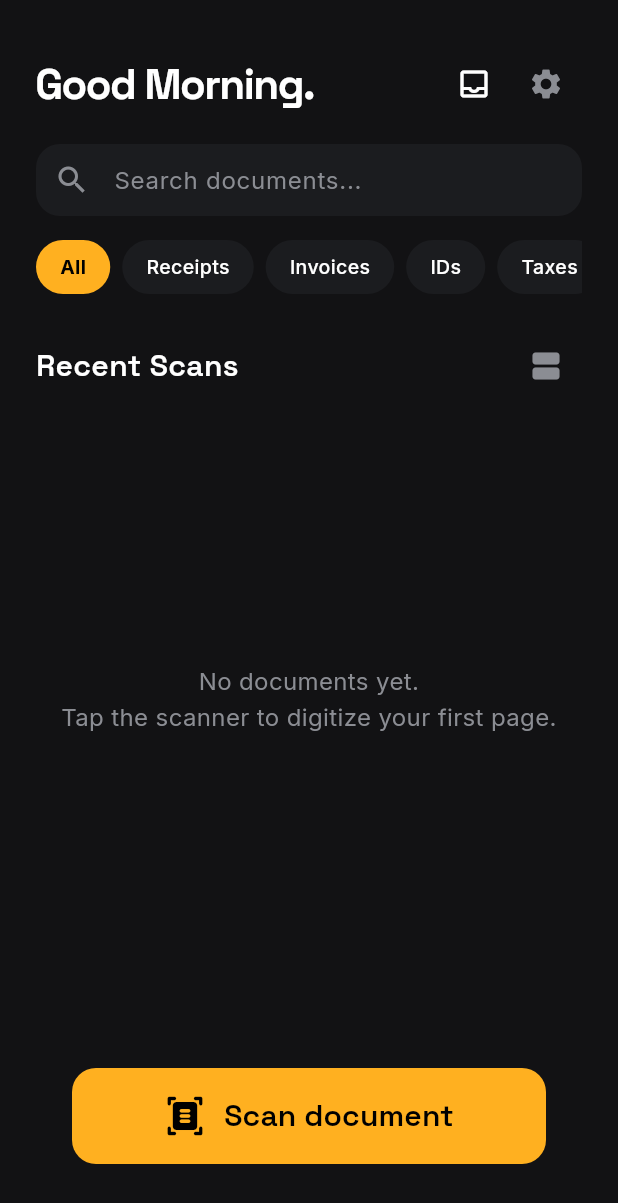
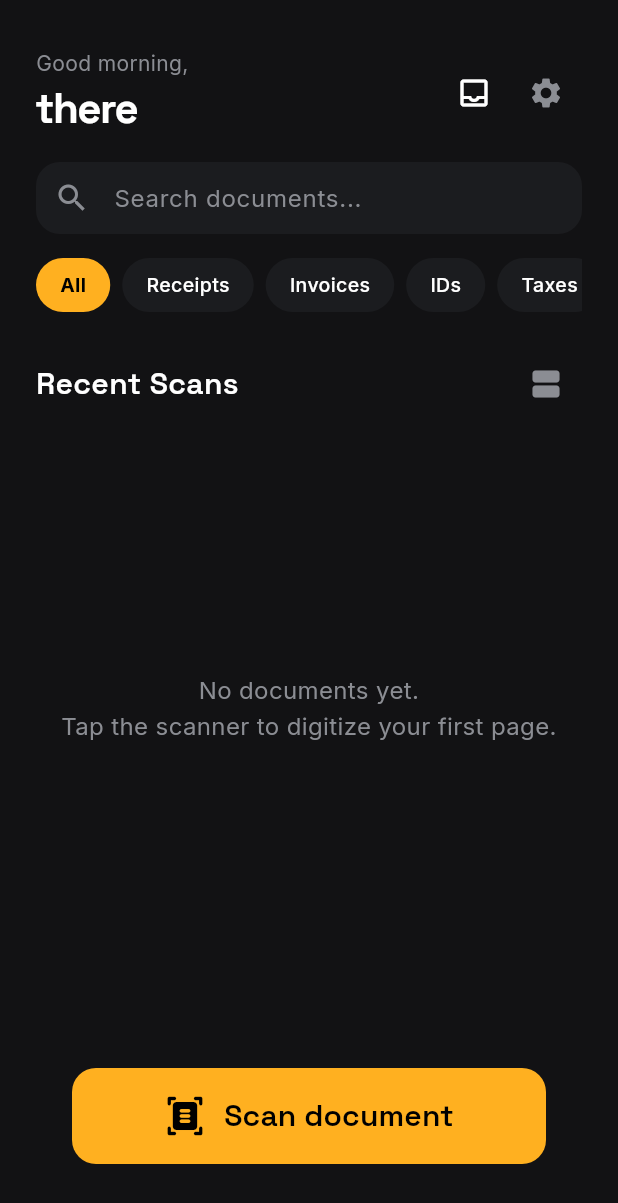
Before and after one commit to Allrounder687/IT-SCANS, a Flutter app: the screen it shows after launch, on a phone screen of 412 x 824 dp. Shown: the top 1203 px of the screen. Run offline on Flutter 3.47's test engine with Material 3 defaults, Android fonts, the phone set to English and light mode, and no system bars; our stand-ins replace cloud_firestore, file_picker, firebase_auth, firebase_core, google_fonts, google_mobile_ads and 12 more; missing offline and left inert: extension_google_sign_in_as_googleapis_auth, flutter_doc_scanner, flutter_pdfview, google_mlkit_text_recognition, googleapis, pdfx; accounts and stored records are empty; network calls fail.

Commit message:
style(ui): update greeting layout to show greeting and name on separate lines

```diff
--- a/lib/screens/home/home_screen.dart
+++ b/lib/screens/home/home_screen.dart
@@ -186,22 +186,15 @@ class _HomeScreenState extends State<HomeScreen> {
     super.dispose();
   }
 
-  String _getGreeting(String? name) {
+  String _getGreeting() {
     final hour = DateTime.now().hour;
-    String greeting;
     if (hour < 12) {
-      greeting = 'Good Morning';
+      return 'Good morning,';
     } else if (hour < 17) {
-      greeting = 'Good Afternoon';
+      return 'Good afternoon,';
     } else {
-      greeting = 'Good Evening';
+      return 'Good evening,';
     }
-
-    if (name != null && name.isNotEmpty) {
-      final firstName = name.split(' ').first;
-      return '$greeting, $firstName.';
-    }
-    return '$greeting.';
   }
 
   Future<void> _startScan() async {
@@ -656,8 +649,21 @@ class _HomeScreenState extends State<HomeScreen> {
                   Expanded(
                     child: Consumer<AuthProvider>(
                       builder: (context, auth, child) {
-                        return Text(
-                          _getGreeting(auth.currentUser?.displayName),
+                        final name = auth.currentUser?.displayName;
+                        final firstName = (name != null && name.isNotEmpty) ? name.split(' ').first : 'there';
+
+                        return Column(
+                          crossAxisAlignment: CrossAxisAlignment.start,
+                          children: [
+                            Text(
+                              _getGreeting(),
+                              style: GoogleFonts.inter(
+                                fontSize: 14,
+                                color: appTextMuted,
+                              ),
+                            ),
+                            Text(
+                              firstName,
                               style: GoogleFonts.spaceGrotesk(
                                 fontSize: 28,
                                 fontWeight: FontWeight.bold,
@@ -666,6 +672,8 @@ class _HomeScreenState extends State<HomeScreen> {
                               ),
                               maxLines: 1,
                               overflow: TextOverflow.ellipsis,
+                            ),
+                          ],
                         );
                       },
                     ),
```
Lines whose indentation alone changed are shown as unchanged.
